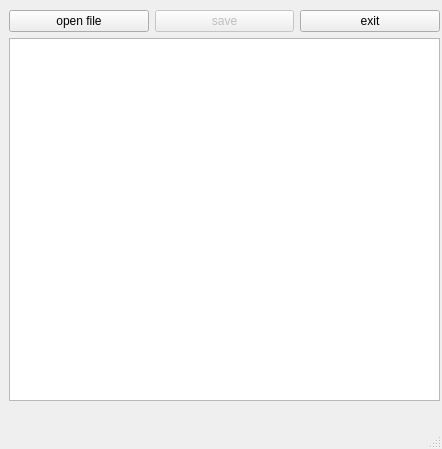
Old version of the form qt/editor.ui in the repository dkratzert/StructureFinder.
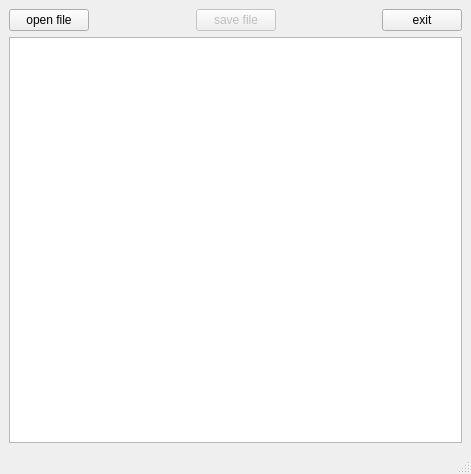
New version of the form.

```diff
--- a/qt/editor.ui
+++ b/qt/editor.ui
@@ -6,23 +6,14 @@
    <rect>
     <x>0</x>
     <y>0</y>
-    <width>442</width>
-    <height>449</height>
+    <width>471</width>
+    <height>474</height>
    </rect>
   </property>
   <property name="windowTitle">
    <string>MainWindow</string>
   </property>
   <widget class="QWidget" name="centralwidget">
-   <widget class="QWidget" name="verticalLayoutWidget">
-    <property name="geometry">
-     <rect>
-      <x>9</x>
-      <y>10</y>
-      <width>431</width>
-      <height>391</height>
-     </rect>
-    </property>
     <layout class="QVBoxLayout" name="verticalLayout">
      <item>
       <layout class="QHBoxLayout" name="horizontalLayout">
@@ -33,16 +24,42 @@
          </property>
         </widget>
        </item>
+      <item>
+       <spacer name="horizontalSpacer">
+        <property name="orientation">
+         <enum>Qt::Horizontal</enum>
+        </property>
+        <property name="sizeHint" stdset="0">
+         <size>
+          <width>40</width>
+          <height>20</height>
+         </size>
+        </property>
+       </spacer>
+      </item>
        <item>
         <widget class="QPushButton" name="button_save">
          <property name="enabled">
           <bool>false</bool>
          </property>
          <property name="text">
-          <string>save</string>
+         <string>save file</string>
          </property>
         </widget>
        </item>
+      <item>
+       <spacer name="horizontalSpacer_2">
+        <property name="orientation">
+         <enum>Qt::Horizontal</enum>
+        </property>
+        <property name="sizeHint" stdset="0">
+         <size>
+          <width>40</width>
+          <height>20</height>
+         </size>
+        </property>
+       </spacer>
+      </item>
        <item>
         <widget class="QPushButton" name="closeButton">
          <property name="text">
@@ -53,23 +70,9 @@
       </layout>
      </item>
      <item>
-      <widget class="QTextEdit" name="editor_window">
-       <property name="sizePolicy">
-        <sizepolicy hsizetype="Expanding" vsizetype="Expanding">
-         <horstretch>0</horstretch>
-         <verstretch>0</verstretch>
-        </sizepolicy>
-       </property>
-       <property name="toolTip">
-        <string>&lt;html&gt;&lt;head/&gt;&lt;body&gt;&lt;p&gt;Edit text here&lt;/p&gt;&lt;/body&gt;&lt;/html&gt;</string>
-       </property>
-       <property name="styleSheet">
-        <string notr="true">font: 13pt &quot;Courier New&quot;;</string>
-       </property>
-      </widget>
-     </item>
-    </layout>
-   </widget>
+     <widget class="QTextEdit" name="editor_window"/>
+    </item>
+   </layout>
   </widget>
   <widget class="QMenuBar" name="menubar">
    <property name="geometry">
```
Left out of the diff: 2 changed lines with no effect on the pictures. Lines whose indentation alone changed are shown as unchanged.
